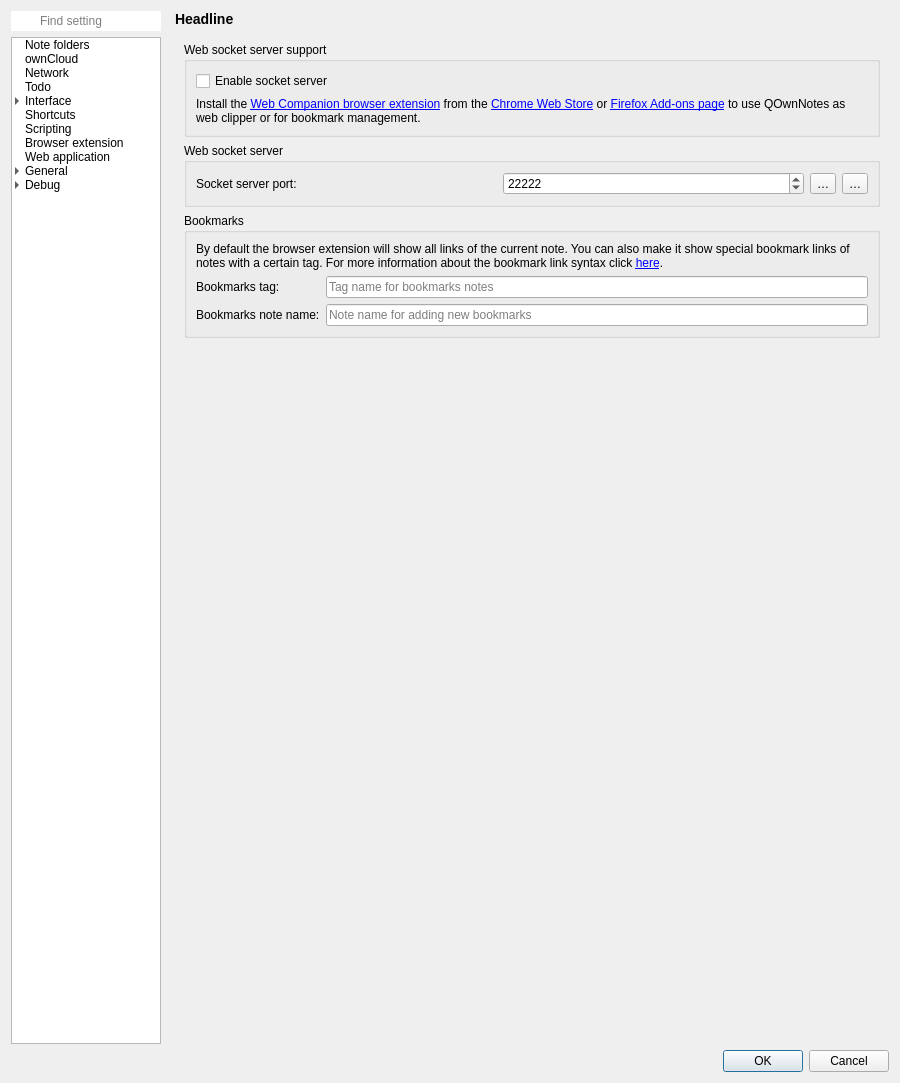
The window that src/dialogs/settingsdialog.ui (pbek/QOwnNotes) describes before a commit, drawn with Qt 5.
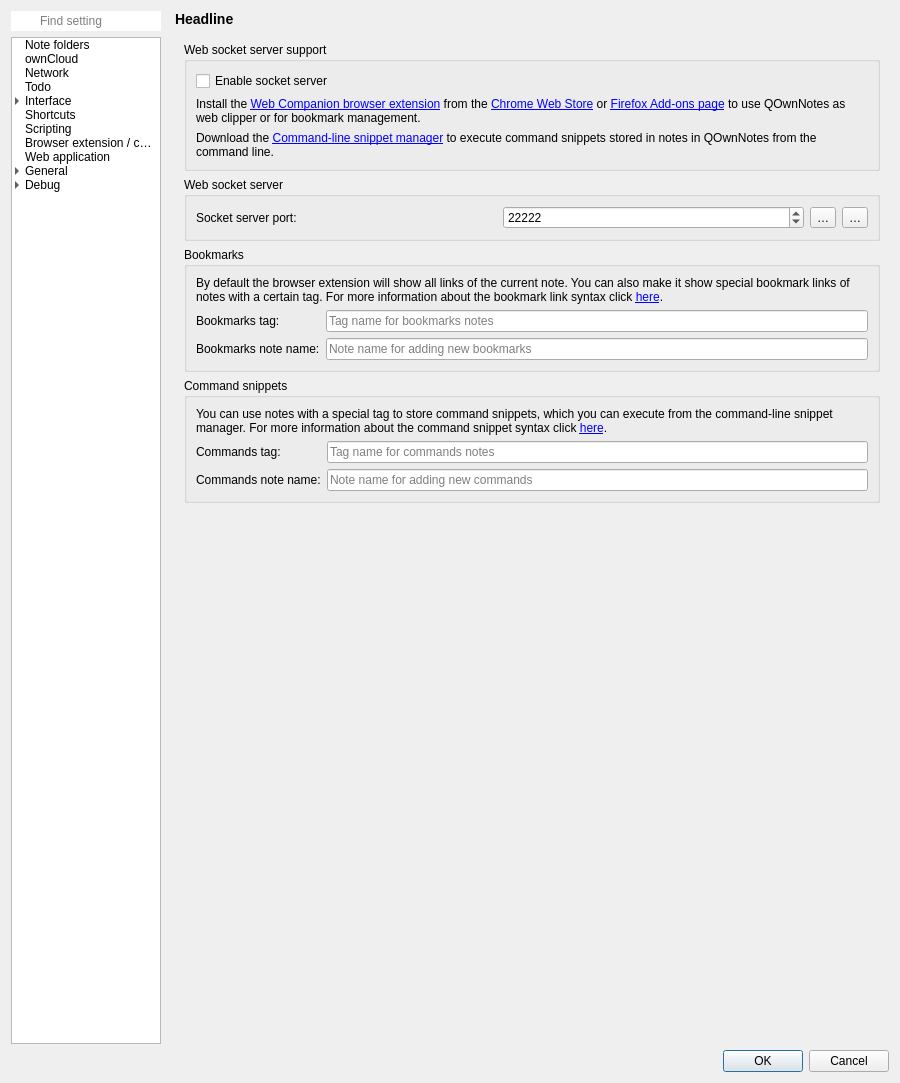
The same window after the commit. The open tabs and pages were chosen to show the change. Icons and pictures are not drawn. Custom widgets are drawn as their Qt base class.

Commit message: Add command snippet manager configuration page (#2304)

The edit to the form file:
```diff
--- a/src/dialogs/settingsdialog.ui
+++ b/src/dialogs/settingsdialog.ui
@@ -273,7 +273,7 @@
            </item>
            <item>
             <property name="text">
-             <string>Browser extension</string>
+             <string>Browser extension / command snippets</string>
             </property>
             <property name="whatsThis">
              <string notr="true">19</string>
@@ -6292,6 +6292,78 @@
                   </property>
                  </widget>
                 </item>
+                <item>
+                 <widget class="Label" name="commandLineSnippetManagerLabel">
+                  <property name="text">
+                   <string>Download the &lt;a href=&quot;%1&quot;&gt;Command-line snippet manager&lt;/a&gt; to execute command snippets stored in notes in QOwnNotes from the command line.</string>
+                  </property>
+                  <property name="wordWrap">
+                   <bool>true</bool>
+                  </property>
+                  <property name="openExternalLinks">
+                   <bool>true</bool>
+                  </property>
+                  <property name="textInteractionFlags">
+                   <set>Qt::LinksAccessibleByMouse|Qt::TextSelectableByMouse</set>
+                  </property>
+                 </widget>
+                </item>
+               </layout>
+              </widget>
+             </item>
+             <item row="3" column="0">
+              <widget class="QGroupBox" name="groupBox_38">
+               <property name="title">
+                <string>Command snippets</string>
+               </property>
+               <layout class="QGridLayout" name="gridLayout_78">
+                <item row="1" column="1">
+                 <widget class="QLineEdit" name="commandSnippetsTagLineEdit">
+                  <property name="toolTip">
+                   <string>Notes with this tag will be used for fetching bookmarks</string>
+                  </property>
+                  <property name="placeholderText">
+                   <string>Tag name for commands notes</string>
+                  </property>
+                 </widget>
+                </item>
+                <item row="1" column="0">
+                 <widget class="QLabel" name="label_34">
+                  <property name="text">
+                   <string>Commands tag:</string>
+                  </property>
+                 </widget>
+                </item>
+                <item row="0" column="0" colspan="2">
+                 <widget class="Label" name="commandSnippetTagLabel">
+                  <property name="text">
+                   <string>You can use notes with a special tag to store command snippets, which you can execute from the command-line snippet manager. For more information about the command snippet syntax click &lt;a href=&quot;%1&quot;&gt;here&lt;/a&gt;.</string>
+                  </property>
+                  <property name="wordWrap">
+                   <bool>true</bool>
+                  </property>
+                  <property name="openExternalLinks">
+                   <bool>true</bool>
+                  </property>
+                 </widget>
+                </item>
+                <item row="2" column="0">
+                 <widget class="QLabel" name="commandSnippetsNoteNameLabel">
+                  <property name="text">
+                   <string>Commands note name:</string>
+                  </property>
+                 </widget>
+                </item>
+                <item row="2" column="1">
+                 <widget class="QLineEdit" name="commandSnippetsNoteNameLineEdit">
+                  <property name="toolTip">
+                   <string>This note will be used for adding new bookmarks from the browser extension</string>
+                  </property>
+                  <property name="placeholderText">
+                   <string>Note name for adding new commands</string>
+                  </property>
+                 </widget>
+                </item>
                </layout>
               </widget>
              </item>
```
Left out of the diff: 6 changed lines with no effect on the pictures. The commit also changes 3 other files.
